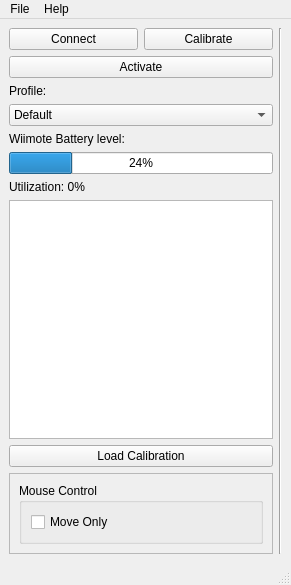
Above: stuff/mainwindow.ui from pnegre/python-whiteboard before the change. Below: the same form after it.
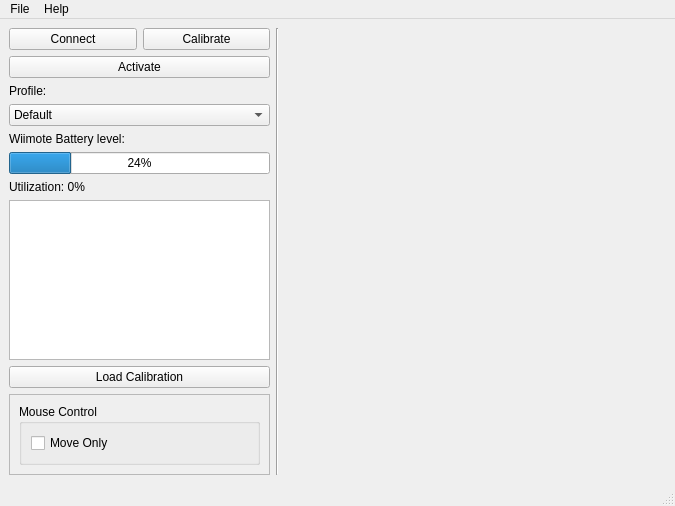
That is the form after the change.

Commit message: Configuration dialog in main screen

Patch:
```diff
--- a/stuff/mainwindow.ui
+++ b/stuff/mainwindow.ui
@@ -6,8 +6,8 @@
    <rect>
     <x>0</x>
     <y>0</y>
-    <width>291</width>
-    <height>585</height>
+    <width>675</width>
+    <height>506</height>
    </rect>
   </property>
   <property name="sizePolicy">
@@ -16,10 +16,16 @@
     <verstretch>0</verstretch>
    </sizepolicy>
   </property>
+  <property name="minimumSize">
+   <size>
+    <width>675</width>
+    <height>506</height>
+   </size>
+  </property>
   <property name="maximumSize">
    <size>
-    <width>291</width>
-    <height>585</height>
+    <width>675</width>
+    <height>506</height>
    </size>
   </property>
   <property name="windowTitle">
@@ -193,6 +199,19 @@
       </item>
      </layout>
     </item>
+    <item row="0" column="1">
+     <widget class="QWidget" name="confContainer" native="true">
+      <property name="minimumSize">
+       <size>
+        <width>381</width>
+        <height>0</height>
+       </size>
+      </property>
+      <property name="styleSheet">
+       <string notr="true"/>
+      </property>
+     </widget>
+    </item>
    </layout>
   </widget>
   <widget class="QStatusBar" name="statusbar"/>
@@ -201,8 +220,8 @@
     <rect>
      <x>0</x>
      <y>0</y>
-     <width>291</width>
-     <height>20</height>
+     <width>675</width>
+     <height>25</height>
     </rect>
    </property>
    <widget class="QMenu" name="menuFile">
```
Left out of the diff: 1 changed line with no effect on the pictures. The commit also changes 3 other files.
